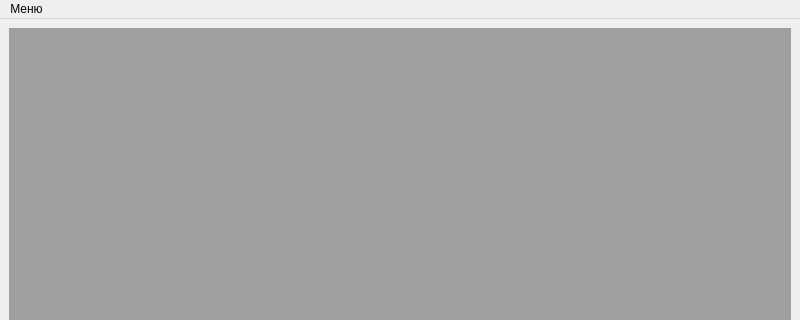
The window that 04/Intellect/GUI/mainwindowex.ui (shamaniyak/intellect) describes before a commit, drawn with Qt 5; both pictures show x 0 to 800 and y 0 to 320 of the 800 by 600 pixel window.
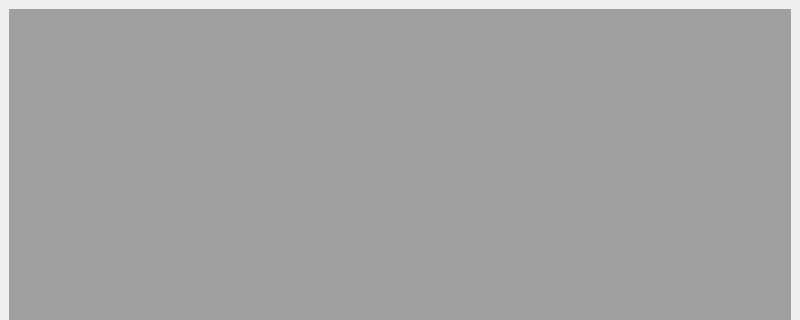
The same window after the commit.

The edit to the form file:
```diff
--- a/04/Intellect/GUI/mainwindowex.ui
+++ b/04/Intellect/GUI/mainwindowex.ui
@@ -60,13 +60,6 @@
      <height>21</height>
     </rect>
    </property>
-   <widget class="QMenu" name="menu">
-    <property name="title">
-     <string>Меню</string>
-    </property>
-    <addaction name="action"/>
-   </widget>
-   <addaction name="menu"/>
   </widget>
   <widget class="QStatusBar" name="statusbar"/>
   <action name="action">
```
Left out of the diff: 5 changed lines with no effect on the pictures.
